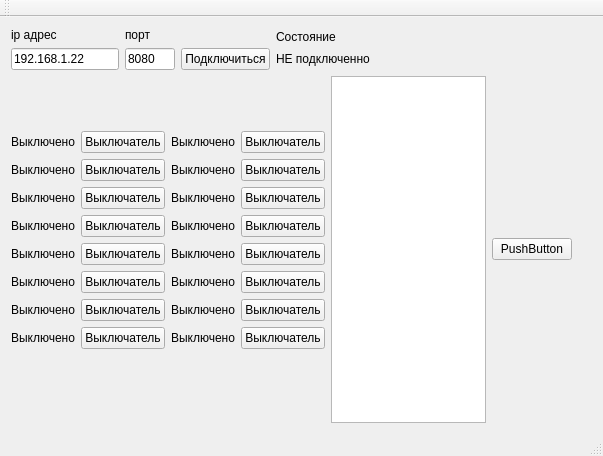
First picture: the form in RelayController/mainwindow.ui, repository temq09/RelayController, before the edit.
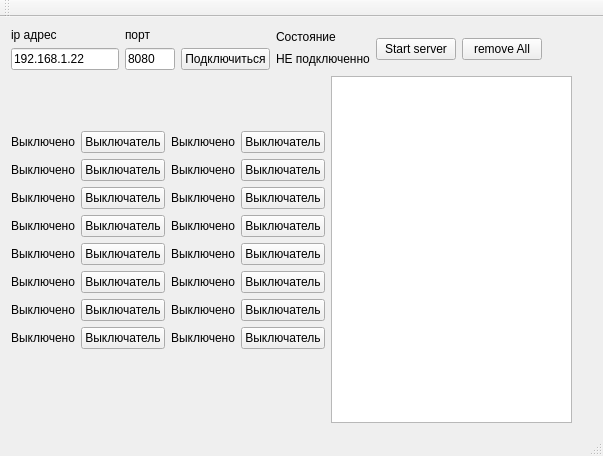
Second picture: the form after the edit. Custom widgets are drawn as their Qt base class.

```diff
--- a/RelayController/mainwindow.ui
+++ b/RelayController/mainwindow.ui
@@ -161,6 +161,20 @@
         </item>
        </layout>
       </item>
+      <item>
+       <widget class="QPushButton" name="pb_startServer">
+        <property name="text">
+         <string>Start server</string>
+        </property>
+       </widget>
+      </item>
+      <item>
+       <widget class="QPushButton" name="pb_removeAll">
+        <property name="text">
+         <string>remove All</string>
+        </property>
+       </widget>
+      </item>
       <item>
        <spacer name="horizontalSpacer">
         <property name="orientation">
@@ -709,13 +723,6 @@
           </property>
          </widget>
         </item>
-        <item>
-         <widget class="QPushButton" name="pushButton">
-          <property name="text">
-           <string>PushButton</string>
-          </property>
-         </widget>
-        </item>
         <item>
          <spacer name="verticalSpacer">
           <property name="orientation">
```
Left out of the diff: 2 changed lines with no effect on the pictures.
